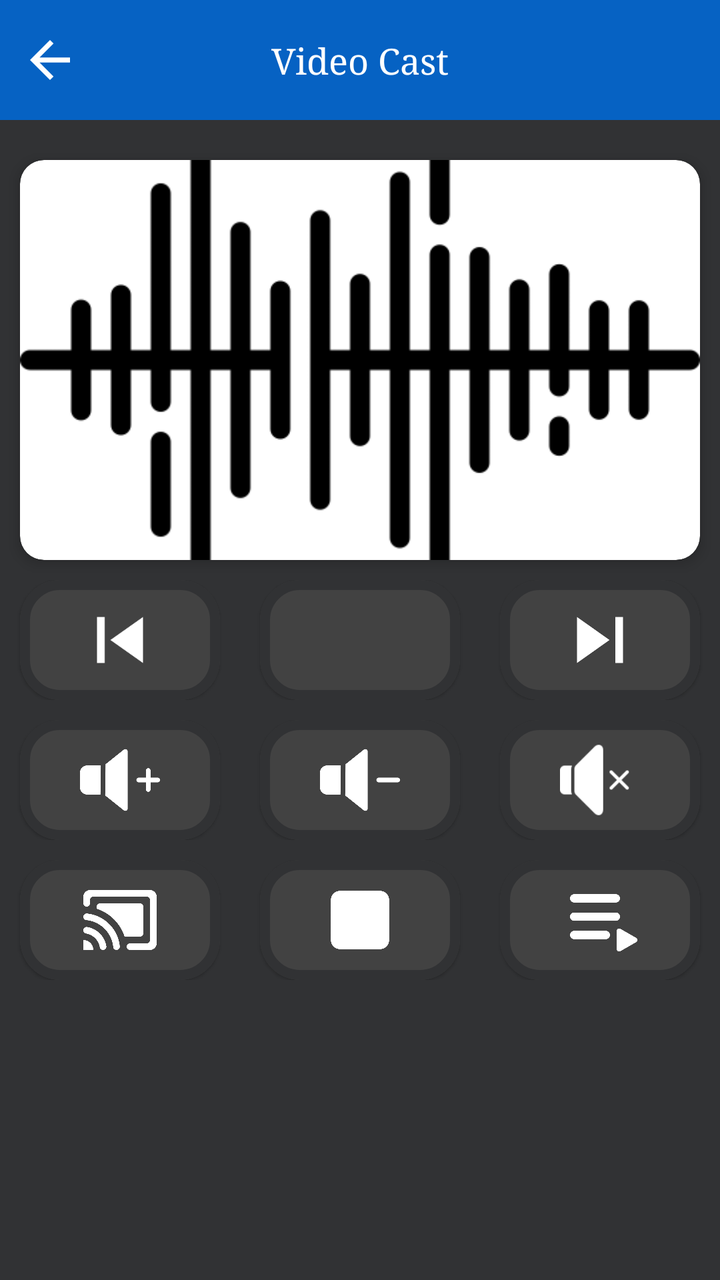
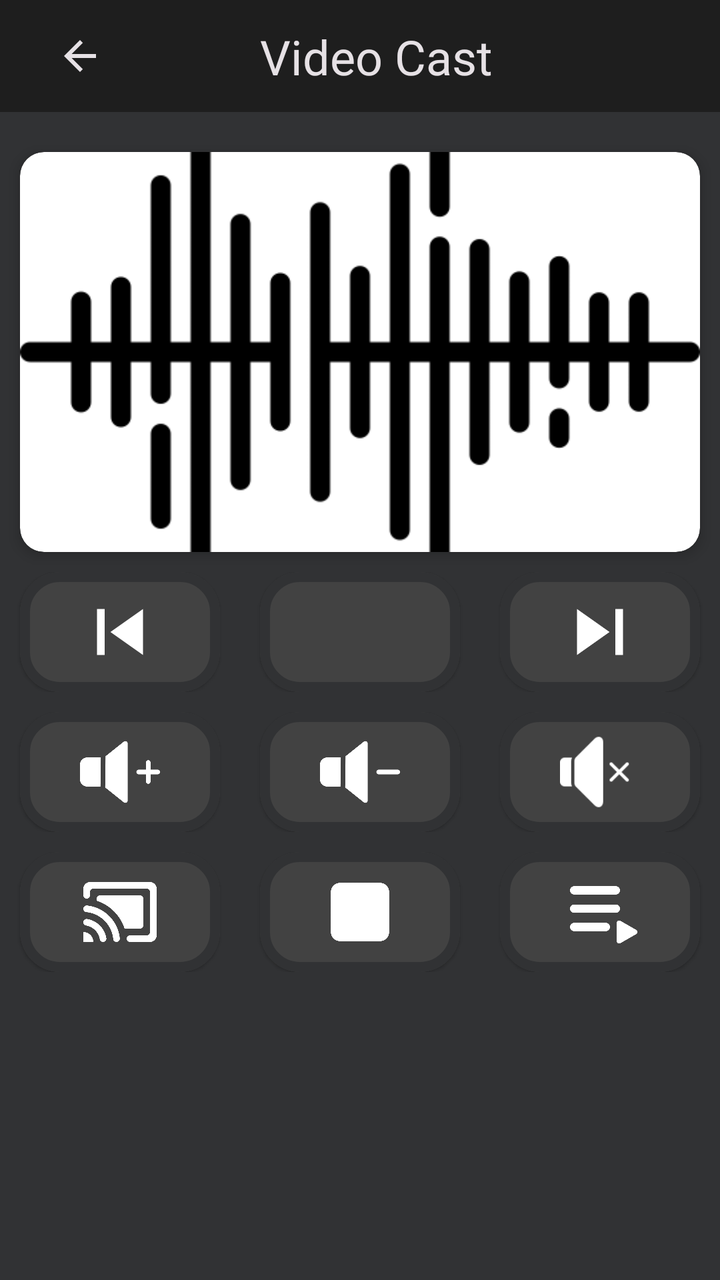

Screens rendered from an Android XML layout before and after an edit, with the pre-edit source and the edit as a unified diff.
<!-- AndroidManifest.xml: application theme Theme.LgAndRukoMirror -->
<!-- res/layout/activity_video_cast.xml -->
<?xml version="1.0" encoding="utf-8"?>
<LinearLayout xmlns:android="http://schemas.android.com/apk/res/android"
    xmlns:app="http://schemas.android.com/apk/res-auto"
    xmlns:tools="http://schemas.android.com/tools"
    android:layout_width="match_parent"
    android:layout_height="match_parent"
    android:orientation="vertical"
    android:background="@color/app_color"
    tools:context=".activities.VideoCastCastActivity">

    <androidx.constraintlayout.widget.ConstraintLayout
        android:layout_width="match_parent"
        android:layout_height="wrap_content">


        <View
            android:id="@+id/toolBar"
            android:layout_width="match_parent"
            android:layout_height="60dp"
            android:background="@color/app_color_2"
            app:layout_constraintEnd_toEndOf="parent"
            app:layout_constraintStart_toStartOf="parent"
            app:layout_constraintTop_toTopOf="parent" />

        <ImageView
            android:id="@+id/ivBack"
            android:layout_width="30dp"
            android:layout_height="30dp"
            android:layout_marginStart="10dp"
            android:src="@drawable/ic_back"
            app:layout_constraintBottom_toBottomOf="@+id/toolBar"
            app:layout_constraintStart_toStartOf="@+id/toolBar"
            app:layout_constraintTop_toTopOf="@+id/toolBar" />

        <TextView
            android:layout_width="wrap_content"
            android:layout_height="wrap_content"
            android:fontFamily="serif"
            android:text="Video Cast"
            android:textColor="@color/white"
            android:maxLines="1"
            android:textSize="18sp"
            app:layout_constraintBottom_toBottomOf="@+id/toolBar"
            app:layout_constraintEnd_toEndOf="@+id/toolBar"
            app:layout_constraintStart_toStartOf="@+id/toolBar"
            app:layout_constraintTop_toTopOf="@+id/toolBar" />


    </androidx.constraintlayout.widget.ConstraintLayout>


    <ScrollView
    android:layout_width="match_parent"
    android:layout_height="match_parent"
    >
    <LinearLayout
        android:layout_width="match_parent"
        android:layout_height="wrap_content"
        android:orientation="vertical"
        >
        <com.google.android.material.card.MaterialCardView
            android:layout_width="match_parent"
            android:layout_height="200dp"
            android:layout_marginHorizontal="10dp"
            app:cardCornerRadius="12dp"
            android:layout_marginTop="20dp"
            app:cardElevation="4dp"
            >
            <ImageView
                android:id="@+id/cardImage"
                android:layout_width="match_parent"
                android:layout_height="match_parent"
                android:src="@drawable/sound_waves"
                android:scaleType="centerCrop"
                />
        </com.google.android.material.card.MaterialCardView>

        <LinearLayout
            android:layout_width="match_parent"
            android:layout_height="match_parent"
            android:orientation="horizontal"
            >
            <LinearLayout
                android:layout_width="0dp"
                android:layout_height="wrap_content"
                android:layout_weight="1"
                android:layout_marginTop="10dp"
                >
                <com.google.android.material.card.MaterialCardView
                    android:layout_width="match_parent"
                    android:layout_height="60dp"
                    android:layout_gravity="center"
                    android:layout_marginHorizontal="10dp"
                    android:layout_weight="6"
                    app:cardBackgroundColor="@color/bg_color"
                    app:strokeColor="@color/app_color"
                    app:strokeWidth="5dp"
                    app:cardCornerRadius="20dp">

                    <LinearLayout
                        android:layout_width="match_parent"
                        android:layout_height="match_parent"
                        android:orientation="horizontal">

                        <ImageView
                            android:id="@+id/previousBtn"
                            android:layout_width="0dp"
                            android:layout_height="match_parent"
                            android:layout_weight="1"
                            android:rotation="180"
                            android:padding="7dp"
                            android:src="@drawable/ic_next" />
                    </LinearLayout>
                </com.google.android.material.card.MaterialCardView>




            </LinearLayout>
            <LinearLayout
                android:layout_width="0dp"
                android:layout_height="wrap_content"
                android:layout_weight="1"
                android:layout_marginTop="10dp"
                >
                <com.google.android.material.card.MaterialCardView
                    android:layout_width="match_parent"
                    android:layout_height="60dp"
                    android:layout_gravity="center"
                    android:layout_marginHorizontal="10dp"
                    app:cardBackgroundColor="@color/bg_color"
                    app:strokeColor="@color/app_color"
                    app:strokeWidth="5dp"
                    app:cardCornerRadius="20dp">
                    <FrameLayout
                        android:id="@+id/llPlay"
                        android:layout_width="match_parent"
                        android:layout_height="match_parent"
                        android:orientation="horizontal">

                        <ImageView
                            android:id="@+id/playBtn"
                            android:layout_width="match_parent"
                            android:layout_height="match_parent"
                            android:padding="7dp"
                            android:src="@drawable/ic_play"
                            android:visibility="gone" />

                        <ImageView
                            android:id="@+id/pauseBtn"
                            android:layout_width="match_parent"
                            android:layout_height="match_parent"
                            android:padding="7dp"
                            android:src="@drawable/ic_pause"
                            android:visibility="gone" />
                    </FrameLayout>

                </com.google.android.material.card.MaterialCardView>




            </LinearLayout>
            <LinearLayout
                android:layout_width="0dp"
                android:layout_height="wrap_content"
                android:layout_weight="1"
                android:layout_marginTop="10dp"
                >
                <com.google.android.material.card.MaterialCardView
                    android:layout_width="match_parent"
                    android:layout_height="60dp"
                    android:layout_gravity="center"
                    android:layout_marginHorizontal="10dp"
                    android:layout_weight="6"
                    app:cardBackgroundColor="@color/bg_color"
                    app:strokeColor="@color/app_color"
                    app:strokeWidth="5dp"
                    app:cardCornerRadius="20dp">

                    <LinearLayout
                        android:layout_width="match_parent"
                        android:layout_height="match_parent"
                        android:orientation="horizontal">

                        <ImageView
                            android:id="@+id/Nextbtn"
                            android:layout_width="0dp"
                            android:layout_height="match_parent"
                            android:padding="7dp"
                            android:layout_weight="1"
                            android:src="@drawable/ic_next" />
                    </LinearLayout>
                </com.google.android.material.card.MaterialCardView>




            </LinearLayout>
        </LinearLayout>
        <LinearLayout
            android:layout_width="match_parent"
            android:layout_height="match_parent"
            android:orientation="horizontal"
            >
            <LinearLayout
                android:layout_width="0dp"
                android:layout_height="wrap_content"
                android:layout_weight="1"
                android:layout_marginTop="10dp"
                >
                <com.google.android.material.card.MaterialCardView
                    android:layout_width="match_parent"
                    android:layout_height="60dp"
                    android:layout_gravity="center"
                    android:layout_marginHorizontal="10dp"
                    android:layout_weight="6"
                    app:cardBackgroundColor="@color/bg_color"
                    app:strokeColor="@color/app_color"
                    app:strokeWidth="5dp"
                    app:cardCornerRadius="20dp">

                    <LinearLayout
                        android:layout_width="match_parent"
                        android:layout_height="match_parent"
                        android:orientation="horizontal">

                        <ImageView
                            android:id="@+id/volUpBtn"
                            android:layout_width="0dp"
                            android:layout_height="match_parent"
                            android:layout_weight="1"
                            android:padding="10dp"
                            android:src="@drawable/volume_up"
                            app:tint="@color/white" />
                    </LinearLayout>
                </com.google.android.material.card.MaterialCardView>




            </LinearLayout>
            <LinearLayout
                android:layout_width="0dp"
                android:layout_height="wrap_content"
                android:layout_weight="1"
                android:layout_marginTop="10dp"
                >
                <com.google.android.material.card.MaterialCardView
                    android:layout_width="match_parent"
                    android:layout_height="60dp"
                    android:layout_gravity="center"
                    android:layout_marginHorizontal="10dp"
                    android:layout_weight="6"
                    app:cardBackgroundColor="@color/bg_color"
                    app:strokeColor="@color/app_color"
                    app:strokeWidth="5dp"
                    app:cardCornerRadius="20dp">

                    <LinearLayout
                        android:layout_width="match_parent"
                        android:layout_height="match_parent"
                        android:orientation="horizontal">

                        <ImageView
                            android:id="@+id/volDownBtn"
                            android:layout_width="0dp"
                            android:layout_height="match_parent"
                            android:layout_weight="1"
                            android:padding="10dp"
                            android:src="@drawable/volume_down"
                            app:tint="@color/white" />
                    </LinearLayout>
                </com.google.android.material.card.MaterialCardView>




            </LinearLayout>
            <LinearLayout
                android:layout_width="0dp"
                android:layout_height="wrap_content"
                android:layout_weight="1"
                android:layout_marginTop="10dp"
                >
                <com.google.android.material.card.MaterialCardView
                    android:layout_width="match_parent"
                    android:layout_height="60dp"
                    android:layout_gravity="center"
                    android:layout_marginHorizontal="10dp"
                    android:layout_weight="6"
                    app:cardBackgroundColor="@color/bg_color"
                    app:strokeColor="@color/app_color"
                    app:strokeWidth="5dp"
                    app:cardCornerRadius="20dp">

                    <LinearLayout
                        android:layout_width="match_parent"
                        android:layout_height="match_parent"
                        android:orientation="horizontal">

                        <ImageView
                            android:id="@+id/muteBtn"
                            android:layout_width="0dp"
                            android:layout_height="match_parent"
                            android:layout_weight="1"
                            android:padding="10dp"
                            android:src="@drawable/mute"
                            app:tint="@color/white" />
                    </LinearLayout>
                </com.google.android.material.card.MaterialCardView>




            </LinearLayout>
        </LinearLayout>
        <LinearLayout
            android:layout_width="match_parent"
            android:layout_height="match_parent"
            android:orientation="horizontal"
            >
            <LinearLayout
                android:layout_width="0dp"
                android:layout_height="wrap_content"
                android:layout_weight="1"
                android:layout_marginTop="10dp"
                >
                <com.google.android.material.card.MaterialCardView
                    android:layout_width="match_parent"
                    android:layout_height="60dp"
                    android:layout_gravity="center"
                    android:layout_marginHorizontal="10dp"
                    android:layout_weight="6"
                    app:cardBackgroundColor="@color/bg_color"
                    app:strokeColor="@color/app_color"
                    app:strokeWidth="5dp"
                    app:cardCornerRadius="20dp">

                    <LinearLayout
                        android:layout_width="match_parent"
                        android:layout_height="match_parent"
                        android:orientation="horizontal">

                        <ImageView
                            android:id="@+id/castBtn"
                            android:layout_width="0dp"
                            android:layout_height="match_parent"
                            android:layout_weight="1"
                            android:padding="10dp"
                            android:src="@drawable/castvizio"
                            app:tint="@color/white" />
                    </LinearLayout>
                </com.google.android.material.card.MaterialCardView>




            </LinearLayout>
            <LinearLayout
                android:layout_width="0dp"
                android:layout_height="wrap_content"
                android:layout_weight="1"
                android:layout_marginTop="10dp"
                >
                <com.google.android.material.card.MaterialCardView
                    android:layout_width="match_parent"
                    android:layout_height="60dp"
                    android:layout_gravity="center"
                    android:layout_marginHorizontal="10dp"
                    android:layout_weight="6"
                    app:cardBackgroundColor="@color/bg_color"
                    app:strokeColor="@color/app_color"
                    app:strokeWidth="5dp"
                    app:cardCornerRadius="20dp">

                    <LinearLayout
                        android:layout_width="match_parent"
                        android:layout_height="match_parent"
                        android:orientation="horizontal">

                        <ImageView
                            android:id="@+id/stopBtn"
                            android:layout_width="0dp"
                            android:layout_height="match_parent"
                            android:layout_weight="1"
                            android:padding="10dp"
                            android:src="@drawable/stopnew"
                            app:tint="@color/white" />
                    </LinearLayout>
                </com.google.android.material.card.MaterialCardView>




            </LinearLayout>
            <LinearLayout
                android:layout_width="0dp"
                android:layout_height="wrap_content"
                android:layout_weight="1"
                android:layout_marginTop="10dp"
                >
                <com.google.android.material.card.MaterialCardView
                    android:layout_width="match_parent"
                    android:layout_height="60dp"
                    android:layout_gravity="center"
                    android:layout_marginHorizontal="10dp"
                    android:layout_weight="6"
                    app:cardBackgroundColor="@color/bg_color"
                    app:strokeColor="@color/app_color"
                    app:strokeWidth="5dp"
                    app:cardCornerRadius="20dp">

                    <LinearLayout
                        android:layout_width="match_parent"
                        android:layout_height="match_parent"
                        android:orientation="horizontal">

                        <ImageView
                            android:id="@+id/playListBtn"
                            android:layout_width="0dp"
                            android:layout_height="match_parent"
                            android:layout_weight="1"
                            android:padding="10dp"
                            android:src="@drawable/playlist_screen"
                            app:tint="@color/white" />
                    </LinearLayout>
                </com.google.android.material.card.MaterialCardView>




            </LinearLayout>
        </LinearLayout>



    </LinearLayout>


</ScrollView>

</LinearLayout>
<!-- resources referenced by this layout -->
<resources>
  <color name="app_color">#313234</color>
  <color name="app_color_2">#0662C3</color>
  <color name="bg_color">#424242</color>
  <color name="white">#FFFFFFFF</color>
  <!-- drawable castvizio: png bitmap (drawable, 12951 bytes) -->
  <!-- drawable ic_back (drawable) -->
  <vector android:autoMirrored="true" android:height="24dp"
      android:tint="@color/white" android:viewportHeight="24"
      android:viewportWidth="24" android:width="24dp" xmlns:android="http://schemas.android.com/apk/res/android">
      <path android:fillColor="@android:color/white" android:pathData="M20,11H7.83l5.59,-5.59L12,4l-8,8 8,8 1.41,-1.41L7.83,13H20v-2z"/>
  </vector>
  <!-- drawable ic_next (drawable) -->
  <vector android:height="24dp" android:tint="#FFFFFF"
      android:viewportHeight="24" android:viewportWidth="24"
      android:width="24dp" xmlns:android="http://schemas.android.com/apk/res/android">
      <path android:fillColor="@android:color/white" android:pathData="M6,18l8.5,-6L6,6v12zM16,6v12h2V6h-2z"/>
  </vector>
  <!-- drawable ic_pause (drawable) -->
  <vector android:height="24dp" android:tint="#FFFFFF"
      android:viewportHeight="24" android:viewportWidth="24"
      android:width="24dp" xmlns:android="http://schemas.android.com/apk/res/android">
      <path android:fillColor="@android:color/white" android:pathData="M8,19c1.1,0 2,-0.9 2,-2L10,7c0,-1.1 -0.9,-2 -2,-2s-2,0.9 -2,2v10c0,1.1 0.9,2 2,2zM14,7v10c0,1.1 0.9,2 2,2s2,-0.9 2,-2L18,7c0,-1.1 -0.9,-2 -2,-2s-2,0.9 -2,2z"/>
  </vector>
  <!-- drawable ic_play (drawable) -->
  <vector android:height="24dp" android:tint="#FFFFFF"
      android:viewportHeight="24" android:viewportWidth="24"
      android:width="24dp" xmlns:android="http://schemas.android.com/apk/res/android">
      <path android:fillColor="@android:color/white" android:pathData="M8,5v14l11,-7z"/>
  </vector>
  <!-- drawable mute: webp bitmap (drawable, 608 bytes) -->
  <!-- drawable playlist_screen: webp bitmap (drawable, 2616 bytes) -->
  <!-- drawable sound_waves: webp bitmap (drawable, 3040 bytes) -->
  <!-- drawable stopnew: webp bitmap (drawable, 1508 bytes) -->
  <!-- drawable volume_down: webp bitmap (drawable, 2516 bytes) -->
  <!-- drawable volume_up: webp bitmap (drawable, 2872 bytes) -->
  <style name="Theme.LgAndRukoMirror" parent="Theme.MaterialComponents.DayNight.NoActionBar">
          
          <item name="colorPrimary">@color/purple_500</item>
          <item name="colorPrimaryVariant">@color/purple_700</item>
          <item name="colorOnPrimary">@color/white</item>
          
          <item name="colorSecondary">@color/teal_200</item>
          <item name="colorSecondaryVariant">@color/teal_700</item>
          <item name="colorOnSecondary">@color/black</item>
          
          <item name="android:statusBarColor">?attr/colorPrimaryVariant</item>
          
      </style>
  <color name="purple_500">#000000</color>
  <color name="purple_700">#000000</color>
  <color name="teal_200">#FF03DAC5</color>
  <color name="teal_700">#FF018786</color>
  <color name="black">#FF000000</color>
</resources>

<!-- the commit's change to res/layout/activity_video_cast.xml (unified diff, before → after) -->
@@ -8,45 +8,54 @@
     android:background="@color/app_color"
     tools:context=".activities.VideoCastCastActivity">
 
-    <androidx.constraintlayout.widget.ConstraintLayout
+    <com.google.android.material.appbar.AppBarLayout
+        android:id="@+id/toolBar"
         android:layout_width="match_parent"
-        android:layout_height="wrap_content">
-
-
-        <View
-            android:id="@+id/toolBar"
+        android:layout_height="wrap_content"
+        android:background="@color/md3_surface"
+        android:elevation="0dp"
+        app:elevation="0dp">
+
+        <com.google.android.material.appbar.MaterialToolbar
             android:layout_width="match_parent"
-            android:layout_height="60dp"
-            android:background="@color/app_color_2"
-            app:layout_constraintEnd_toEndOf="parent"
-            app:layout_constraintStart_toStartOf="parent"
-            app:layout_constraintTop_toTopOf="parent" />
-
-        <ImageView
-            android:id="@+id/ivBack"
-            android:layout_width="30dp"
-            android:layout_height="30dp"
-            android:layout_marginStart="10dp"
-            android:src="@drawable/ic_back"
-            app:layout_constraintBottom_toBottomOf="@+id/toolBar"
-            app:layout_constraintStart_toStartOf="@+id/toolBar"
-            app:layout_constraintTop_toTopOf="@+id/toolBar" />
-
-        <TextView
-            android:layout_width="wrap_content"
-            android:layout_height="wrap_content"
-            android:fontFamily="serif"
-            android:text="Video Cast"
-            android:textColor="@color/white"
-            android:maxLines="1"
-            android:textSize="18sp"
-            app:layout_constraintBottom_toBottomOf="@+id/toolBar"
-            app:layout_constraintEnd_toEndOf="@+id/toolBar"
-            app:layout_constraintStart_toStartOf="@+id/toolBar"
-            app:layout_constraintTop_toTopOf="@+id/toolBar" />
-
-
-    </androidx.constraintlayout.widget.ConstraintLayout>
+            android:layout_height="?attr/actionBarSize"
+            android:background="@color/md3_surface">
+
+            <androidx.constraintlayout.widget.ConstraintLayout
+                android:layout_width="match_parent"
+                android:layout_height="match_parent">
+
+                <ImageView
+                    android:id="@+id/ivBack"
+                    android:layout_width="48dp"
+                    android:layout_height="48dp"
+                    android:padding="12dp"
+                    android:src="@drawable/ic_back"
+                    android:contentDescription="Back"
+                    app:tint="@color/md3_on_surface"
+                    app:layout_constraintStart_toStartOf="parent"
+                    app:layout_constraintTop_toTopOf="parent"
+                    app:layout_constraintBottom_toBottomOf="parent" />
+
+                <TextView
+                    android:layout_width="wrap_content"
+                    android:layout_height="wrap_content"
+                    android:text="Video Cast"
+                    android:maxLines="1"
+                    android:textColor="@color/md3_on_surface"
+                    android:textSize="24sp"
+                    android:fontFamily="@font/bold"
+                    android:letterSpacing="0.0"
+                    app:layout_constraintStart_toStartOf="parent"
+                    app:layout_constraintEnd_toEndOf="parent"
+                    app:layout_constraintTop_toTopOf="parent"
+                    app:layout_constraintBottom_toBottomOf="parent" />
+
+            </androidx.constraintlayout.widget.ConstraintLayout>
+
+        </com.google.android.material.appbar.MaterialToolbar>
+
+    </com.google.android.material.appbar.AppBarLayout>
 
 
     <ScrollView
<!-- resource entries referenced after the edit -->
@@ -1,8 +1,9 @@
 <!-- resources referenced by this layout -->
 <resources>
   <color name="app_color">#313234</color>
-  <color name="app_color_2">#0662C3</color>
   <color name="bg_color">#424242</color>
+  <color name="md3_on_surface">#E6E1E5</color>
+  <color name="md3_surface">#1E1E1E</color>
   <color name="white">#FFFFFFFF</color>
   <!-- drawable castvizio: png bitmap (drawable, 12951 bytes) -->
   <!-- drawable ic_back (drawable) -->
